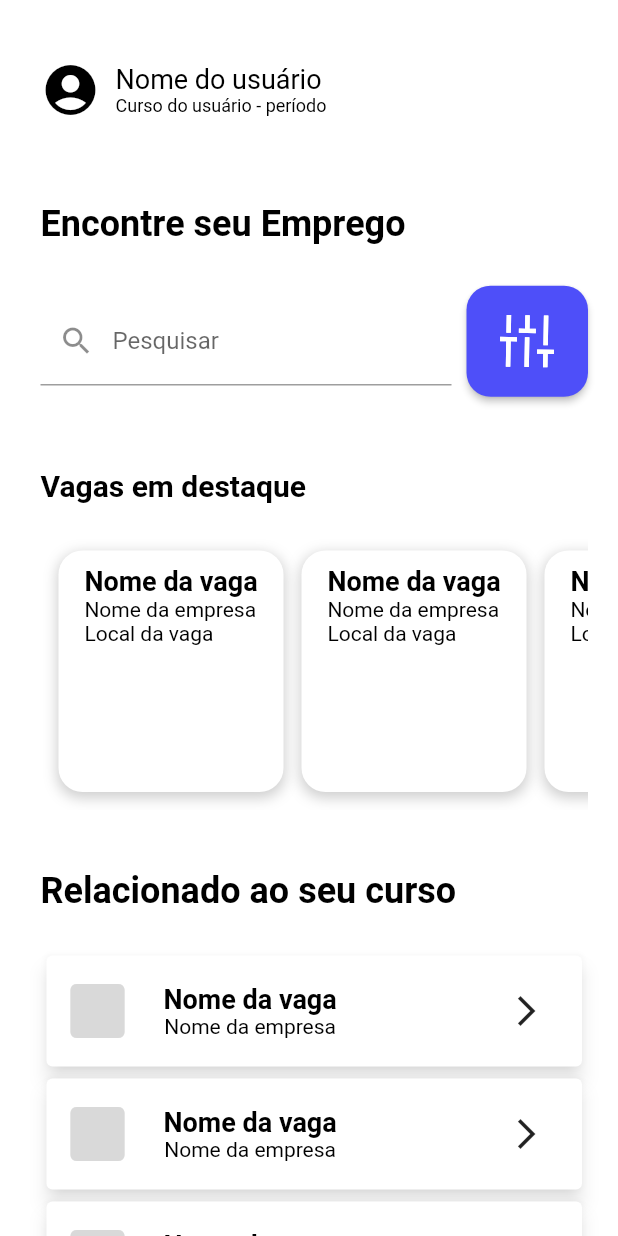
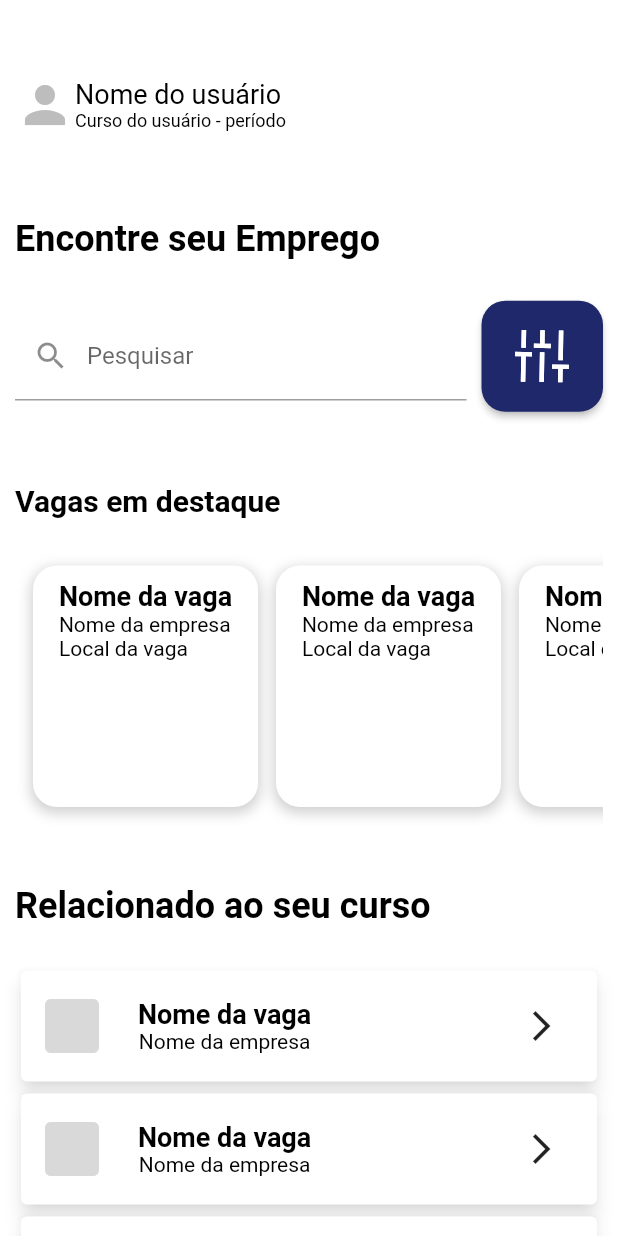
Before and after one commit to islycodes/jobfinder-flutter, a Flutter app: the TelaMenuInicial screen opened by its route, on a phone screen of 412 x 824 dp. Run offline on Flutter 3.47's test engine with Material 2 defaults, Android fonts, the phone set to English and light mode, and no system bars; our stand-ins replace flutter_svg.

Commit message:
Update tela_menu_inicial.dart

```diff
--- a/lib/pages/view/tela_menu_inicial.dart
+++ b/lib/pages/view/tela_menu_inicial.dart
@@ -22,32 +22,28 @@ class TelaMenuInicial extends StatelessWidget {
     return Scaffold(
       backgroundColor: Colors.white,
       body: SingleChildScrollView(
-          padding: EdgeInsets.fromLTRB(27, 40, 20, 27),
+          padding: EdgeInsets.all(10),
           child: ConstrainedBox(
             constraints: BoxConstraints(
               minHeight: MediaQuery.of(context).size.height,
             ),
             child: Column(
-                // mainAxisAlignment: MainAxisAlignment.spaceAround,
-                // crossAxisAlignment: CrossAxisAlignment.start,
+                mainAxisAlignment: MainAxisAlignment.spaceEvenly,
                 children: [
                   Container(
-                    // height: MediaQuery.of(context).size.height / 2,
                     child: Column(
                         mainAxisAlignment: MainAxisAlignment.spaceBetween,
-                        crossAxisAlignment: CrossAxisAlignment.start,
                         children: [
+                          SizedBox(height: 40),
                           Column(
                             crossAxisAlignment: CrossAxisAlignment.start,
                             children: [
                               Row(
                                 crossAxisAlignment: CrossAxisAlignment.center,
                                 children: [
-                                  Icon(Icons.account_circle,
-                                      size: 40, color: Colors.black),
-                                  Padding(
-                                    padding: EdgeInsets.only(left: 10),
-                                    child: Column(
+                                  Icon(Icons.person,
+                                      size: 40, color: Colors.grey.shade400),
+                                  Column(
                                     crossAxisAlignment:
                                         CrossAxisAlignment.start,
                                     children: [
@@ -61,7 +57,6 @@ class TelaMenuInicial extends StatelessWidget {
                                               color: Colors.black)),
                                     ],
                                   ),
-                                  )
                                 ],
                               ),
                               SizedBox(
@@ -88,7 +83,7 @@ class TelaMenuInicial extends StatelessWidget {
                                       style: ElevatedButton.styleFrom(
                                           minimumSize: Size(74, 74),
                                           backgroundColor:
-                                              Color.fromRGBO(78, 79, 249, 1),
+                                              Color.fromRGBO(30, 40, 107, 1),
                                           shape: RoundedRectangleBorder(
                                             borderRadius:
                                                 BorderRadius.circular(16),
```
Lines whose indentation alone changed are shown as unchanged.
